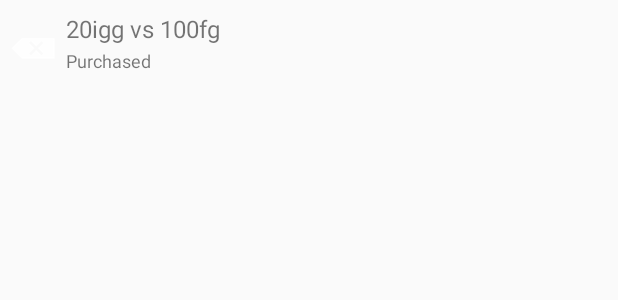
After one commit to bciancio/AndroidCapstoneProjectV2, an Android app: the layout list_item_layout.xml on its own in the app's theme, with its tools: preview values and no code run, on a phone screen of 412 x 824 dp. The commit adds this screen. Shown: the top 300 px of the screen. Run offline under Robolectric (Android 15) with nearby library versions, the phone set to English and light mode, and no system bars.

Commit message:
RecyclerView Added - Delete button added to listItemLayout

```diff
--- a/app/build.gradle
+++ b/app/build.gradle
@@ -28,4 +28,6 @@ dependencies {
     compile 'com.android.support:appcompat-v7:23.0.1'
     compile 'com.android.support:support-v4:23.0.1'
     compile 'com.android.support:design:23.0.1'
+    compile 'com.android.support:recyclerview-v7:+'
+    compile files('libs/simple-xml-2.7.1.jar')
 }
--- a/app/src/main/java/com/bciancio/androidcapstoneprojectv2/entity/PurchasedTransaction.java
+++ b/app/src/main/java/com/bciancio/androidcapstoneprojectv2/entity/PurchasedTransaction.java
@@ -1,8 +1,11 @@
 package com.bciancio.androidcapstoneprojectv2.entity;
 
+import org.simpleframework.xml.Element;
 /**
  * Created by Student on 11/3/2015.
  */
+
+@Element
 public class PurchasedTransaction {
     private int id;
 
--- a/app/src/main/java/com/bciancio/androidcapstoneprojectv2/entity/SoldTransaction.java
+++ b/app/src/main/java/com/bciancio/androidcapstoneprojectv2/entity/SoldTransaction.java
@@ -1,8 +1,10 @@
 package com.bciancio.androidcapstoneprojectv2.entity;
 
+import org.simpleframework.xml.Element;
 /**
  * Created by student on 11/17/2015.
  */
+@Element
 public class SoldTransaction {
     private int id;
 
--- /dev/null
+++ b/app/src/main/res/layout/list_item_layout.xml
@@ -0,0 +1,41 @@
+<RelativeLayout xmlns:android="http://schemas.android.com/apk/res/android"
+                android:layout_width="fill_parent"
+                android:layout_height="?android:attr/listPreferredItemHeight"
+                android:padding="6dip" >
+
+    <ImageView
+        android:id="@+id/deleteButton"
+        android:layout_width="wrap_content"
+        android:layout_height="fill_parent"
+        android:layout_alignParentBottom="true"
+        android:layout_alignParentTop="true"
+        android:layout_marginRight="6dip"
+        android:contentDescription="TODO"
+        android:src="@android:drawable/ic_input_delete" />
+
+    <TextView
+        android:id="@+id/secondLine"
+        android:layout_width="fill_parent"
+        android:layout_height="26dip"
+        android:layout_alignParentBottom="true"
+        android:layout_alignParentRight="true"
+        android:layout_toRightOf="@id/deleteButton"
+        android:ellipsize="marquee"
+        android:singleLine="true"
+        android:text="Purchased"
+        android:textSize="12sp" />
+
+    <TextView
+        android:id="@+id/firstLine"
+        android:layout_width="fill_parent"
+        android:layout_height="wrap_content"
+        android:layout_above="@id/secondLine"
+        android:layout_alignParentRight="true"
+        android:layout_alignParentTop="true"
+        android:layout_alignWithParentIfMissing="true"
+        android:layout_toRightOf="@id/deleteButton"
+        android:gravity="center_vertical"
+        android:text="20igg vs 100fg"
+        android:textSize="16sp" />
+
+</RelativeLayout>
```
Also changed, not shown: app/src/main/java/com/bciancio/androidcapstoneprojectv2/JaxBMarshaller.java (added, +37 -0 lines), app/src/main/java/com/bciancio/androidcapstoneprojectv2/MyAdapter.java (added, +116 -0 lines), app/src/main/java/com/bciancio/androidcapstoneprojectv2/SimpleUnmarshaller.java (added, +36 -0 lines), app/src/main/java/com/bciancio/androidcapstoneprojectv2/StringFromXmlFactory.java (added, +32 -0 lines), app/src/main/java/com/bciancio/androidcapstoneprojectv2/TransactionsListFragment.java (+54 -5 lines), app/src/main/java/com/bciancio/androidcapstoneprojectv2/entity/Transactions.java (+8 -0 lines), app/src/main/res/layout/transactions_list_layout.xml (+5 -17 lines), app/libs/simple-xml-2.7.1.jar (added), 2 other files.
